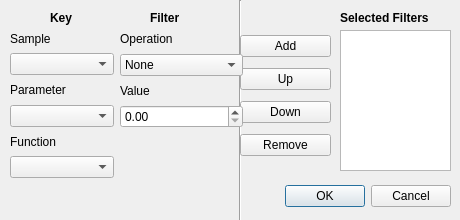
This is filterSelection.ui in gdiminin/HaSAPPy_GUI as Qt 5 draws it before an edit. The edited form follows.
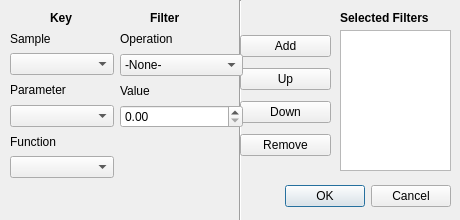
This is the edited form.

The edit to the form file:
```diff
--- a/filterSelection.ui
+++ b/filterSelection.ui
@@ -224,7 +224,7 @@
      <widget class="QComboBox" name="operation">
       <item>
        <property name="text">
-        <string>None</string>
+        <string>-None-</string>
        </property>
       </item>
       <item>
```
Left out of the diff: 4 changed lines with no effect on the pictures.
